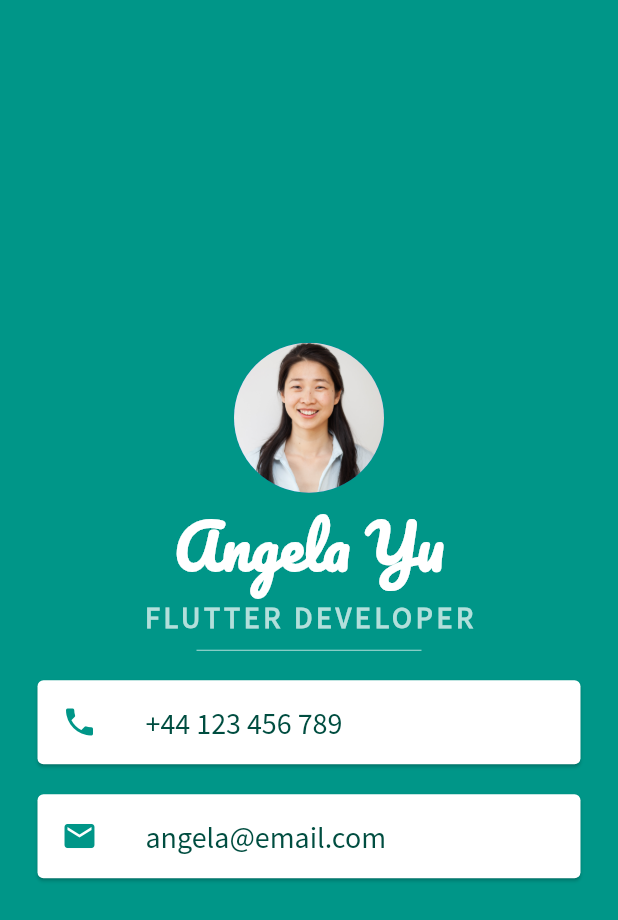
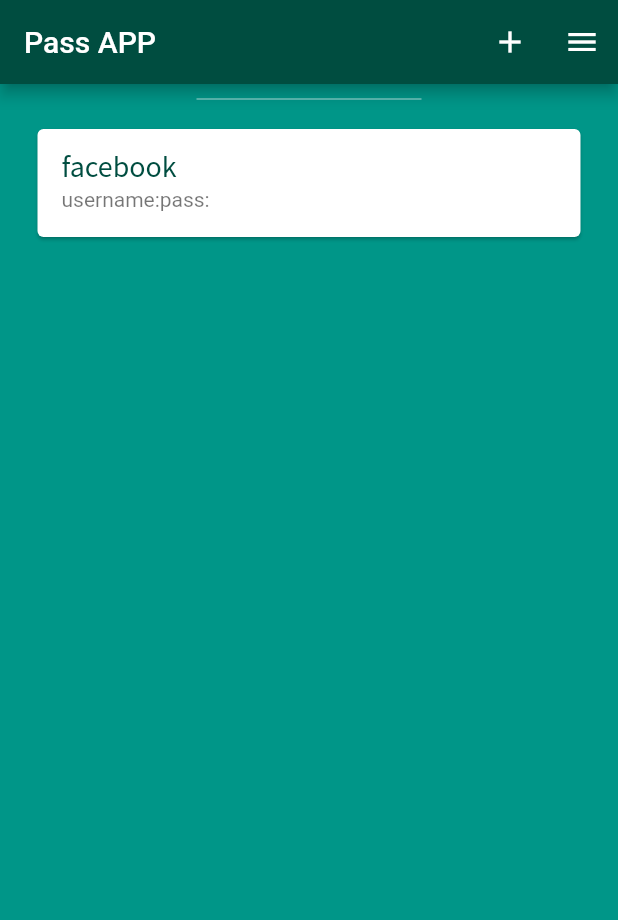
Before and after one commit to JanaKhanji/learning-flutter, a Flutter app: the screen it shows after launch, on a phone screen of 412 x 824 dp. Shown: the top 920 px of the screen. Run offline on Flutter 3.47's test engine with Material 2 defaults, Android fonts, the phone set to English and light mode, and no system bars.

Commit message:
first editing

```diff
--- a/lib/main.dart
+++ b/lib/main.dart
@@ -9,34 +9,29 @@ class MyApp extends StatelessWidget {
   Widget build(BuildContext context) {
     return MaterialApp(
       home: Scaffold(
+        appBar: AppBar(
+          backgroundColor: Colors.teal[900],
+          title: const Text('Pass APP'),
+          actions: <Widget>[
+            IconButton(
+              icon: const Icon(Icons.add),
+              tooltip: 'add',
+              onPressed: () {},
+            ),
+            IconButton(
+              icon: const Icon(Icons.menu),
+              tooltip: 'menu',
+              onPressed: () {},
+            ),
+          ],
+        ),
         backgroundColor: Colors.teal,
-        body: SafeArea(
+        body:
+
+        SafeArea(
             child: Column(
-          mainAxisAlignment: MainAxisAlignment.center,
+          //mainAxisAlignment: MainAxisAlignment.center,
           children: <Widget>[
-            CircleAvatar(
-              radius: 50.0,
-              backgroundImage: AssetImage('images/angela.jpg'),
-            ),
-            Text(
-              'Angela Yu',
-              style: TextStyle(
-                fontFamily: 'Pacifico',
-                fontSize: 40.0,
-                color: Colors.white,
-                fontWeight: FontWeight.bold,
-              ),
-            ),
-            Text(
-              'FLUTTER DEVELOPER',
-              style: TextStyle(
-                fontFamily: 'Source Sans Pro',
-                color: Colors.teal.shade100,
-                fontSize: 20.0,
-                letterSpacing: 2.5,
-                fontWeight: FontWeight.bold,
-              ),
-            ),
             SizedBox(
               height: 20.0,
               width: 150.0,
@@ -47,34 +42,19 @@ class MyApp extends StatelessWidget {
             Card(
                 margin: EdgeInsets.symmetric(vertical: 10.0, horizontal: 25.0),
                 child: ListTile(
-                  leading: Icon(
-                    Icons.phone,
-                    color: Colors.teal,
-                  ),
                   title: Text(
-                    '+44 123 456 789',
+                    'facebook',
                     style: TextStyle(
                       color: Colors.teal.shade900,
                       fontFamily: 'Source Sans Pro',
                       fontSize: 20.0,
                     ),
                   ),
+                    subtitle: Text(
+                      'username:'
+                          'pass:'
+                    ),
                 )),
-            Card(
-                margin: EdgeInsets.symmetric(vertical: 10.0, horizontal: 25.0),
-                child: ListTile(
-                  leading: Icon(
-                    Icons.email,
-                    color: Colors.teal,
-                  ),
-                  title: Text(
-                    'angela@email.com',
-                    style: TextStyle(
-                        fontSize: 20.0,
-                        color: Colors.teal.shade900,
-                        fontFamily: 'Source Sans Pro'),
-                  ),
-                ))
           ],
         )),
       ),
```
